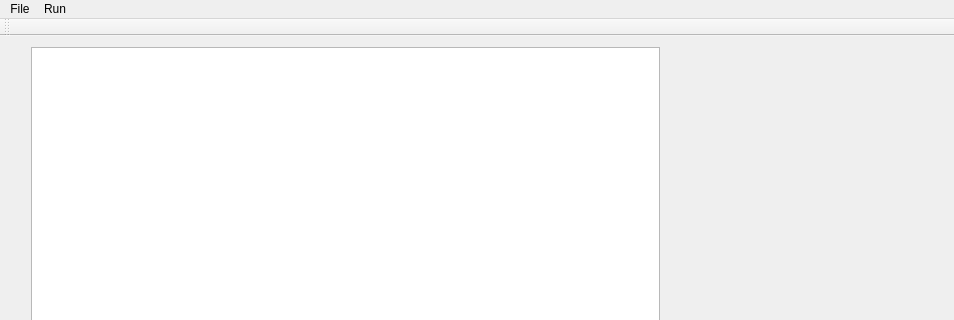
The window that mainwindow.ui (pashazz/qtqbasic) describes before a commit, drawn with Qt 5; both pictures show x 0 to 954 and y 0 to 320 of the 954 by 748 pixel window.
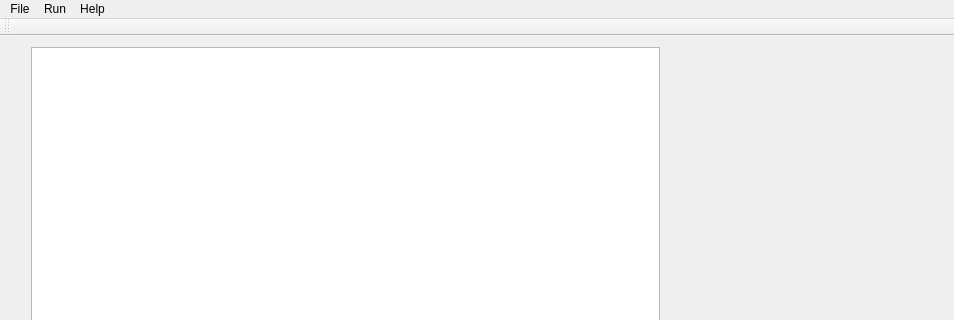
The same window after the commit.

Patch:
```diff
--- a/mainwindow.ui
+++ b/mainwindow.ui
@@ -51,8 +51,15 @@
     </property>
     <addaction name="actionRun"/>
    </widget>
+   <widget class="QMenu" name="menuHelp">
+    <property name="title">
+     <string>Help</string>
+    </property>
+    <addaction name="actionAbout"/>
+   </widget>
    <addaction name="menuFile"/>
    <addaction name="menuRun"/>
+   <addaction name="menuHelp"/>
   </widget>
   <widget class="QToolBar" name="mainToolBar">
    <attribute name="toolBarArea">
```
Left out of the diff: 5 changed lines with no effect on the pictures.
